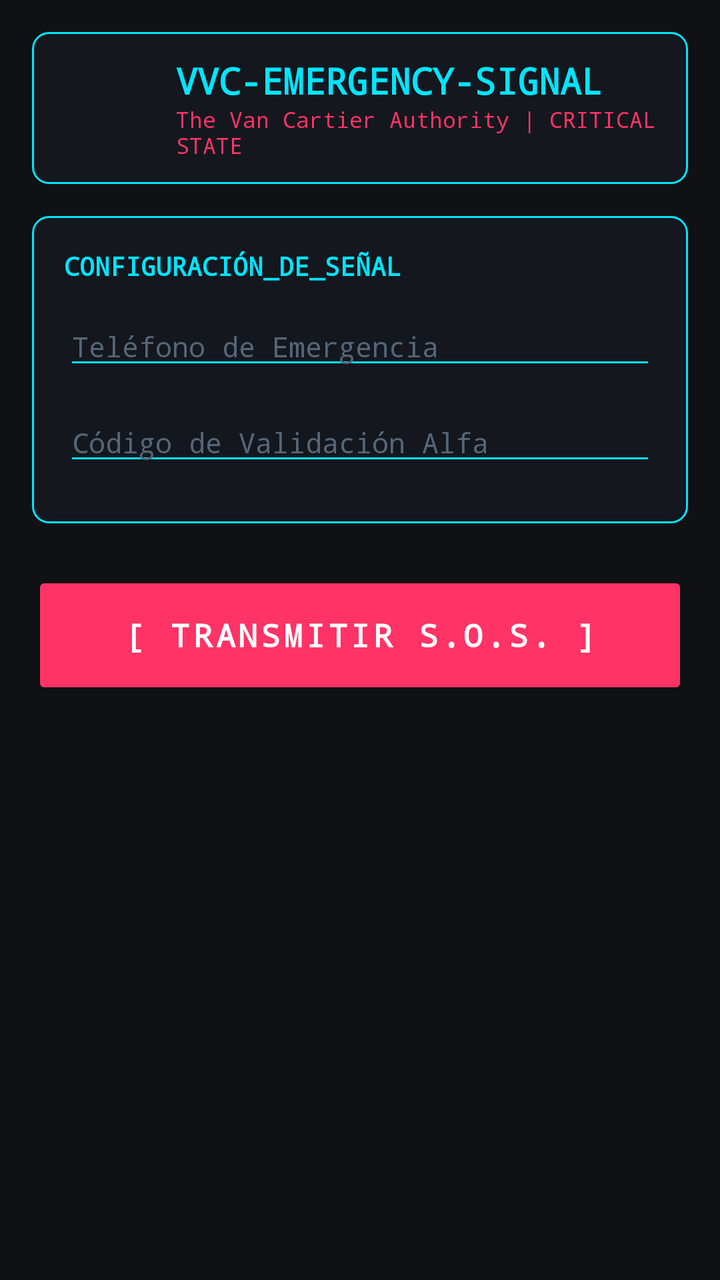
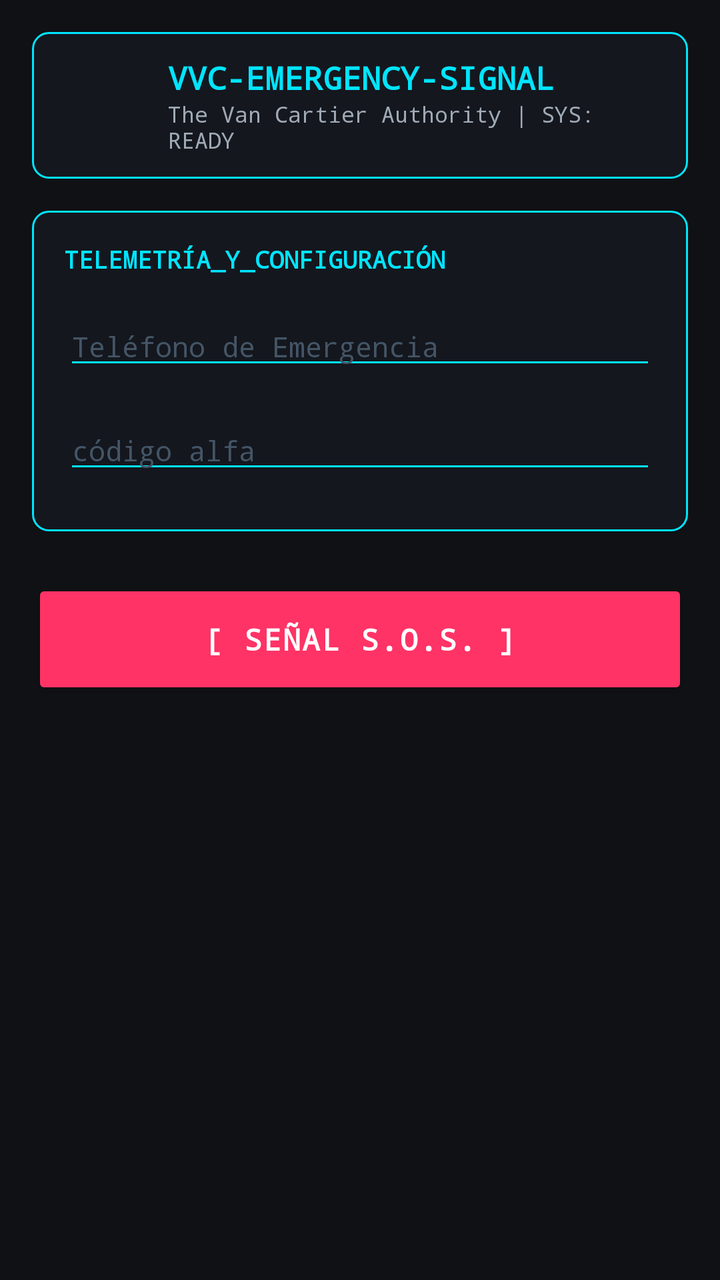

Compare the two renders of this Android layout. The source of the first and the diff that turns it into the second are given below.
<!-- AndroidManifest.xml: application theme Theme.VVCEMERGENCYSIGNAL -->
<!-- res/layout/activity_main.xml -->
<?xml version="1.0" encoding="utf-8"?>
<LinearLayout xmlns:android="http://schemas.android.com/apk/res/android"
    xmlns:app="http://schemas.android.com/apk/res-auto"
    android:layout_width="match_parent"
    android:layout_height="match_parent"
    android:background="#0F1115"
    android:orientation="vertical"
    android:padding="16dp">

    
    <LinearLayout
        android:layout_width="match_parent"
        android:layout_height="wrap_content"
        android:background="@drawable/panel_border_cyan"
        android:orientation="horizontal"
        android:padding="12dp"
        android:layout_marginBottom="16dp">

        <ImageView
            android:id="@+id/logo_authority"
            android:layout_width="48dp"
            android:layout_height="48dp"
            android:src="@drawable/ic_authority_logo"
            android:layout_marginEnd="12dp"
            android:contentDescription="Van Cartier Authority Logo" />

        <LinearLayout
            android:layout_width="match_parent"
            android:layout_height="wrap_content"
            android:orientation="vertical">

            <TextView
                android:layout_width="wrap_content"
                android:layout_height="wrap_content"
                android:text="VVC-EMERGENCY-SIGNAL"
                android:textColor="#00E5FF"
                android:textSize="18sp"
                android:textStyle="bold"
                android:fontFamily="monospace" />

            <TextView
                android:layout_width="wrap_content"
                android:layout_height="wrap_content"
                android:text="The Van Cartier Authority | CRITICAL STATE"
                android:textColor="#FF3366"
                android:textSize="11sp"
                android:fontFamily="monospace" />
        </LinearLayout>
    </LinearLayout>

    
    <LinearLayout
        android:layout_width="match_parent"
        android:layout_height="wrap_content"
        android:background="@drawable/panel_border_cyan"
        android:orientation="vertical"
        android:padding="16dp"
        android:layout_marginBottom="24dp">

        <TextView
            android:layout_width="wrap_content"
            android:layout_height="wrap_content"
            android:text="CONFIGURACIÓN_DE_SEÑAL"
            android:textColor="#00E5FF"
            android:textSize="13sp"
            android:textStyle="bold"
            android:fontFamily="monospace"
            android:layout_marginBottom="12dp" />

        <EditText
            android:id="@+id/input_phone"
            android:layout_width="match_parent"
            android:layout_height="wrap_content"
            android:hint="Teléfono de Emergencia"
            android:textColorHint="#556677"
            android:textColor="#FFFFFF"
            android:backgroundTint="#00E5FF"
            android:textSize="14sp"
            android:fontFamily="monospace"
            android:inputType="phone"
            android:layout_marginBottom="12dp" />

        <EditText
            android:id="@+id/input_alpha_code"
            android:layout_width="match_parent"
            android:layout_height="wrap_content"
            android:hint="Código de Validación Alfa"
            android:textColorHint="#556677"
            android:textColor="#FFFFFF"
            android:backgroundTint="#00E5FF"
            android:textSize="14sp"
            android:fontFamily="monospace"
            android:inputType="textPassword"
            android:layout_marginBottom="8dp" />
    </LinearLayout>

    
    <Button
        android:id="@+id/btn_sos"
        android:layout_width="match_parent"
        android:layout_height="64dp"
        android:backgroundTint="#FF3366"
        android:text="[ TRANSMITIR S.O.S. ]"
        android:textColor="#FFFFFF"
        android:textSize="16sp"
        android:textStyle="bold"
        android:fontFamily="monospace"
        android:letterSpacing="0.1" />

</LinearLayout>
<!-- resources referenced by this layout -->
<resources>
  <!-- drawable panel_border_cyan (drawable) -->
  <?xml version="1.0" encoding="utf-8"?>
  <shape xmlns:android="http://schemas.android.com/apk/res/android">
      <solid android:color="#14171E" />
      <stroke android:width="1dp" android:color="#00E5FF" />
      <corners android:radius="8dp" />
  </shape>
  <style name="Theme.VVCEMERGENCYSIGNAL" parent="Theme.AppCompat.NoActionBar">
          <item name="colorPrimary">#000000</item>
          <item name="colorPrimaryDark">#000000</item>
          <item name="colorAccent">#00FF00</item>
      </style>
</resources>

<!-- the commit's change to res/layout/activity_main.xml (unified diff, before → after) -->
@@ -1,6 +1,5 @@
 <?xml version="1.0" encoding="utf-8"?>
 <LinearLayout xmlns:android="http://schemas.android.com/apk/res/android"
-    xmlns:app="http://schemas.android.com/apk/res-auto"
     android:layout_width="match_parent"
     android:layout_height="match_parent"
     android:background="#0F1115"
@@ -14,13 +13,14 @@
         android:background="@drawable/panel_border_cyan"
         android:orientation="horizontal"
         android:padding="12dp"
-        android:layout_marginBottom="16dp">
+        android:layout_marginBottom="16dp"
+        android:gravity="center_vertical">
 
         <ImageView
             android:id="@+id/logo_authority"
-            android:layout_width="48dp"
-            android:layout_height="48dp"
-            android:src="@drawable/ic_authority_logo"
+            android:layout_width="44dp"
+            android:layout_height="44dp"
+            android:src="@mipmap/ic_launcher"
             android:layout_marginEnd="12dp"
             android:contentDescription="Van Cartier Authority Logo" />
 
@@ -34,15 +34,15 @@
                 android:layout_height="wrap_content"
                 android:text="VVC-EMERGENCY-SIGNAL"
                 android:textColor="#00E5FF"
-                android:textSize="18sp"
+                android:textSize="16sp"
                 android:textStyle="bold"
                 android:fontFamily="monospace" />
 
             <TextView
                 android:layout_width="wrap_content"
                 android:layout_height="wrap_content"
-                android:text="The Van Cartier Authority | CRITICAL STATE"
-                android:textColor="#FF3366"
+                android:text="The Van Cartier Authority | SYS: READY"
+                android:textColor="#A0AAB5"
                 android:textSize="11sp"
                 android:fontFamily="monospace" />
         </LinearLayout>
@@ -59,38 +59,38 @@
 
         <TextView
             android:layout_width="wrap_content"
-            android:layout_height="wrap_content"
-            android:text="CONFIGURACIÓN_DE_SEÑAL"
+                android:layout_height="wrap_content"
+            android:text="TELEMETRÍA_Y_CONFIGURACIÓN"
             android:textColor="#00E5FF"
-            android:textSize="13sp"
+            android:textSize="12sp"
             android:textStyle="bold"
             android:fontFamily="monospace"
-            android:layout_marginBottom="12dp" />
+            android:layout_marginBottom="16dp" />
 
         <EditText
             android:id="@+id/input_phone"
             android:layout_width="match_parent"
             android:layout_height="wrap_content"
             android:hint="Teléfono de Emergencia"
-            android:textColorHint="#556677"
+            android:textColorHint="#445566"
             android:textColor="#FFFFFF"
             android:backgroundTint="#00E5FF"
             android:textSize="14sp"
             android:fontFamily="monospace"
             android:inputType="phone"
-            android:layout_marginBottom="12dp" />
+            android:layout_marginBottom="16dp" />
 
         <EditText
             android:id="@+id/input_alpha_code"
             android:layout_width="match_parent"
             android:layout_height="wrap_content"
-            android:hint="Código de Validación Alfa"
-            android:textColorHint="#556677"
+            android:hint="código alfa"
+            android:textColorHint="#445566"
             android:textColor="#FFFFFF"
             android:backgroundTint="#00E5FF"
             android:textSize="14sp"
             android:fontFamily="monospace"
-            android:inputType="textPassword"
+            android:inputType="text"
             android:layout_marginBottom="8dp" />
     </LinearLayout>
 
@@ -98,13 +98,13 @@
     <Button
         android:id="@+id/btn_sos"
         android:layout_width="match_parent"
-        android:layout_height="64dp"
+        android:layout_height="60dp"
         android:backgroundTint="#FF3366"
-        android:text="[ TRANSMITIR S.O.S. ]"
+        android:text="[ SEÑAL S.O.S. ]"
         android:textColor="#FFFFFF"
-        android:textSize="16sp"
+        android:textSize="15sp"
         android:textStyle="bold"
         android:fontFamily="monospace"
-        android:letterSpacing="0.1" />
+        android:letterSpacing="0.05" />
 
 </LinearLayout>
